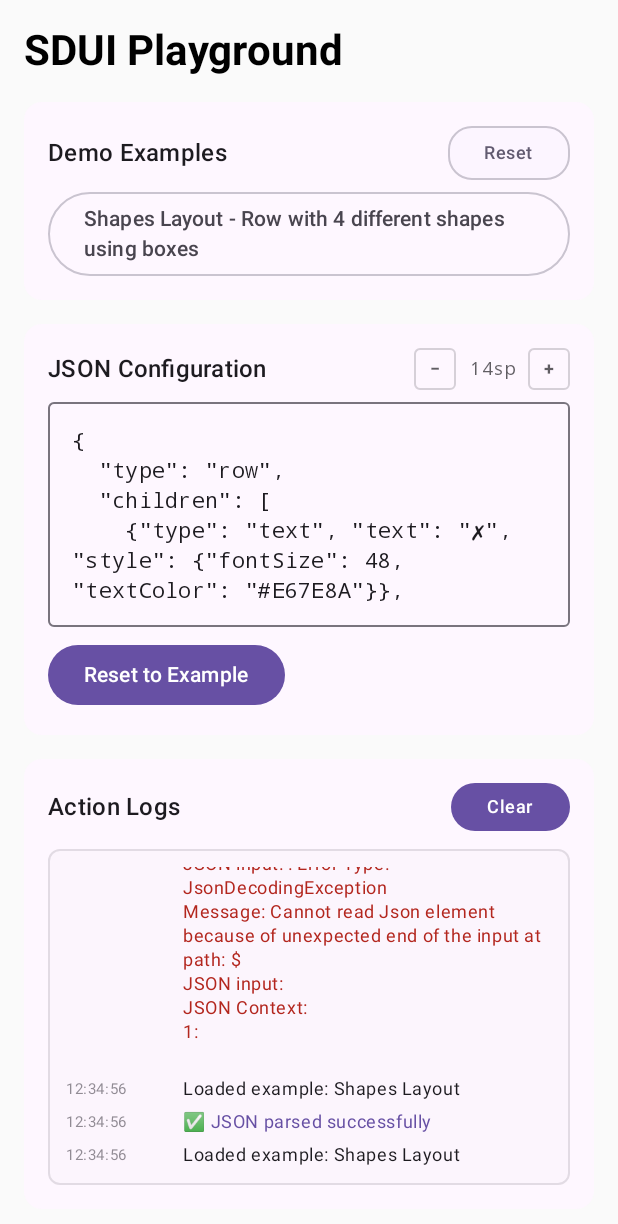
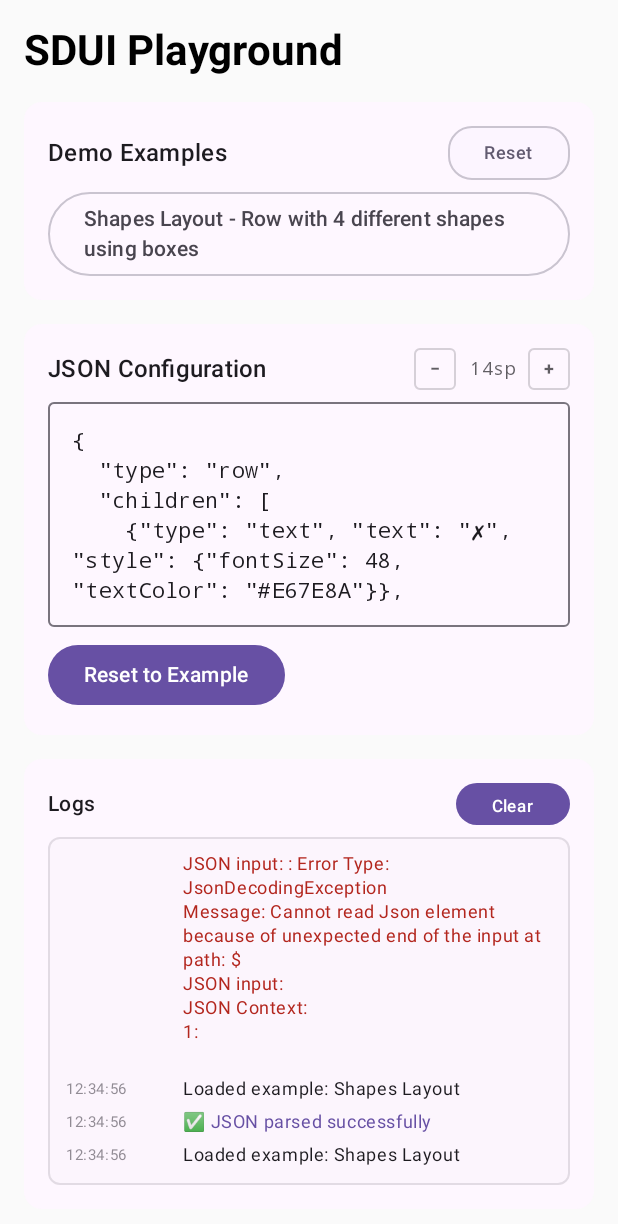
Before and after one commit to AmniX/SDUI.kt, an Android app built with Jetpack Compose: the screen it shows after launch (MainActivity), on a phone screen of 412 x 824 dp. Shown: the top 1224 px of the screen. Run offline under Robolectric (Android 15) with nearby library versions, the phone set to English and light mode, and no system bars; our stand-ins replace Compose Multiplatform resources.

Commit message:
Make logs viewer header minimal like JSON viewer to save space
- Reduce header height by using smaller typography (bodyMedium instead of titleMedium)
- Shorten title from 'Action Logs' to just 'Logs' for brevity
- Reduce clear button height from 32dp to 28dp
- Use labelSmall typography for clear button text
- Reduce spacing between header and content from 12dp to 8dp
- Header now takes minimal vertical space while maintaining functionality

```diff
--- a/composeApp/src/commonMain/kotlin/com/amnix/sdui/components/TerminalLogWindow.kt
+++ b/composeApp/src/commonMain/kotlin/com/amnix/sdui/components/TerminalLogWindow.kt
@@ -46,32 +46,33 @@ fun TerminalLogWindow(
                 .fillMaxWidth()
                 .padding(16.dp)
         ) {
-            // Header with title and clear button
+            // Minimal header - just title and clear button in one row
             Row(
                 modifier = Modifier.fillMaxWidth(),
                 horizontalArrangement = Arrangement.SpaceBetween,
                 verticalAlignment = Alignment.CenterVertically
             ) {
                 Text(
-                    text = "Action Logs",
-                    style = MaterialTheme.typography.titleMedium,
+                    text = "Logs",
+                    style = MaterialTheme.typography.bodyMedium,
                     fontWeight = FontWeight.Medium,
                     color = MaterialTheme.colorScheme.onSurface
                 )
 
+                // Small clear button
                 Button(
                     onClick = onClearLogs,
-                    modifier = Modifier.height(32.dp)
+                    modifier = Modifier.height(28.dp)
                 ) {
                     Text(
                         text = "Clear",
-                        style = MaterialTheme.typography.bodySmall,
+                        style = MaterialTheme.typography.labelSmall,
                         fontWeight = FontWeight.Medium
                     )
                 }
             }
 
-            Spacer(modifier = Modifier.height(12.dp))
+            Spacer(modifier = Modifier.height(8.dp))
 
             // Logs content area
             Box(
```
